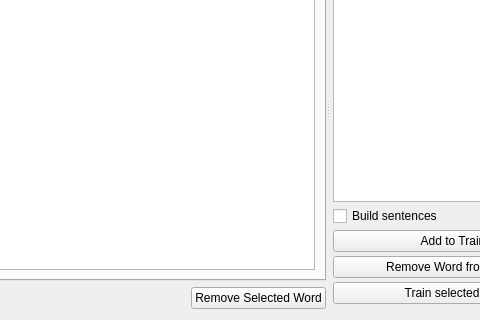
This is simon/src/simonmodelmanagementui/vocabulary.ui in KDE/simon as Qt 5 draws it before an edit; both pictures show x 207 to 687 and y 105 to 425 of the 807 by 425 pixel window. The edited form follows.
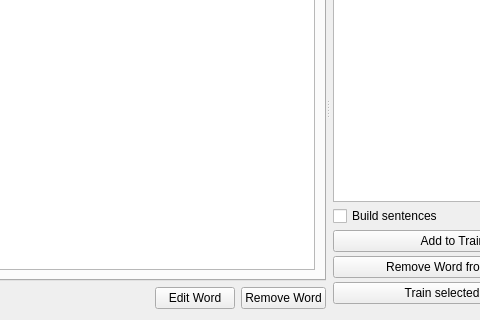
This is the edited form. Custom widgets are drawn as their Qt base class.

Commit message: Words can now be edited.

```diff
--- a/simon/src/simonmodelmanagementui/vocabulary.ui
+++ b/simon/src/simonmodelmanagementui/vocabulary.ui
@@ -6,7 +6,7 @@
    <rect>
     <x>0</x>
     <y>0</y>
-    <width>767</width>
+    <width>789</width>
     <height>425</height>
    </rect>
   </property>
@@ -19,7 +19,7 @@
      <property name="orientation">
       <enum>Qt::Horizontal</enum>
      </property>
-     <widget class="QWidget" name="">
+     <widget class="QWidget" name="layoutWidget">
       <layout class="QVBoxLayout" name="verticalLayout">
        <item>
         <widget class="KTabWidget" name="twVocabularies">
@@ -164,10 +164,17 @@
            </property>
           </spacer>
          </item>
+         <item>
+          <widget class="KPushButton" name="pbEditWord">
+           <property name="text">
+            <string>Edit Word</string>
+           </property>
+          </widget>
+         </item>
          <item>
           <widget class="KPushButton" name="pbRemoveWord">
            <property name="text">
-            <string>Remove Selected Word</string>
+            <string>Remove Word</string>
            </property>
           </widget>
          </item>
```
Left out of the diff: 1 changed line with no effect on the pictures. The commit also changes 15 other files.
